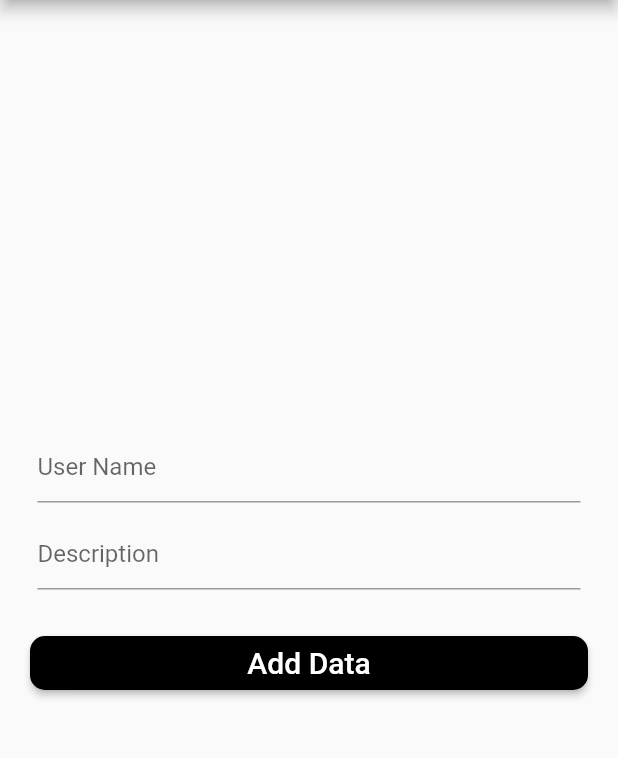
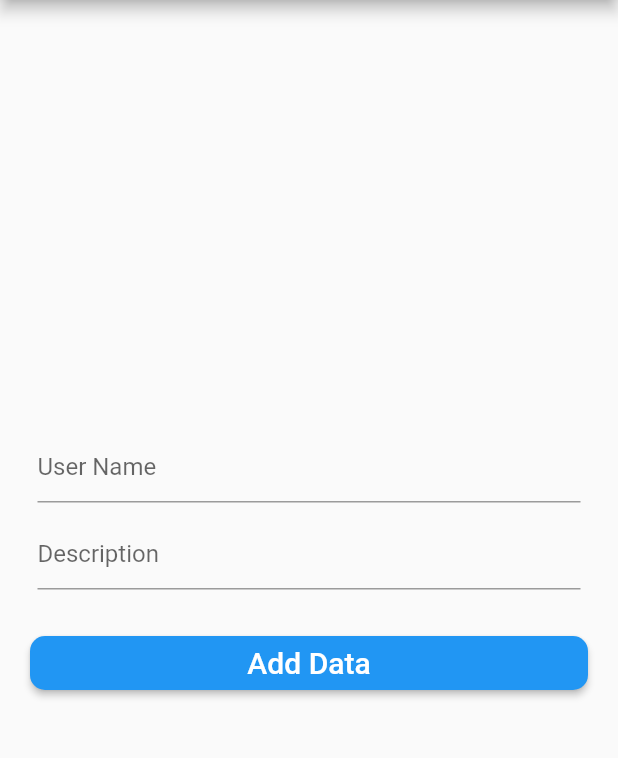
Before and after one commit to Sephanya/reference_for_statemanagement, a Flutter app: the AddData screen opened directly, on a phone screen of 412 x 824 dp, the part 84-842 px from its top. Run offline on Flutter 3.47's test engine with Material 2 defaults, Android fonts, the phone set to English and light mode, and no system bars; our stand-ins replace flutter_bloc, get.

```diff
--- a/lib/Widgets/custombutton_widget.dart
+++ b/lib/Widgets/custombutton_widget.dart
@@ -77,7 +77,7 @@ class CustomButtonWidget extends StatelessWidget {
 
   Color? setBgColor() {
     if (this.bgColor == null) {
-      return this.bgColor = Colors.black;
+      return this.bgColor = Colors.blue;
     } else {
       return this.bgColor;
     }
```
